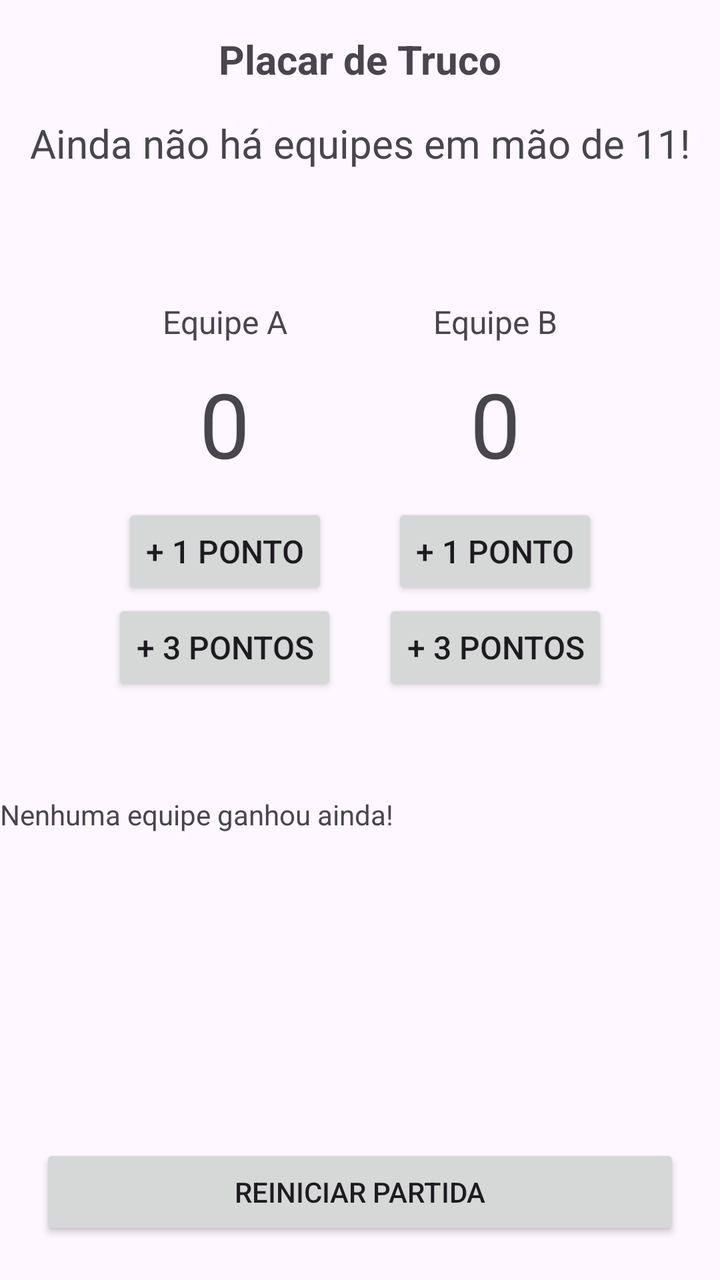
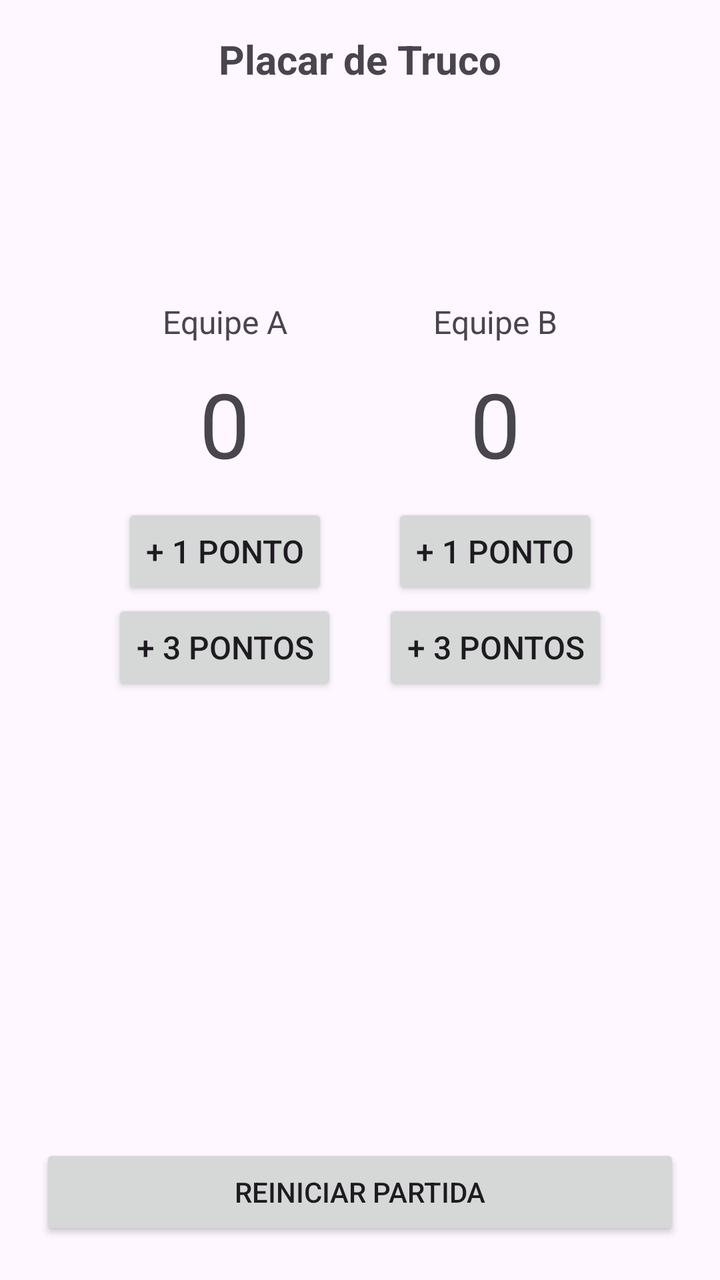

Compare the two renders of this Android layout. The source of the first and the diff that turns it into the second are given below.
<!-- AndroidManifest.xml: application theme Theme.TrucoScoreBoard -->
<!-- res/layout/activity_main.xml -->
<?xml version="1.0" encoding="utf-8"?>
<androidx.constraintlayout.widget.ConstraintLayout xmlns:android="http://schemas.android.com/apk/res/android"
    xmlns:app="http://schemas.android.com/apk/res-auto"
    xmlns:tools="http://schemas.android.com/tools"
    android:id="@+id/main"
    android:layout_width="match_parent"
    android:layout_height="match_parent"
    tools:context=".MainActivity">

    <TextView
        android:id="@+id/titlePage"
        android:layout_width="wrap_content"
        android:layout_height="wrap_content"
        android:text="Placar de Truco"
        android:textSize="20sp"
        android:textStyle="bold"
        app:layout_constraintTop_toTopOf="parent"
        app:layout_constraintStart_toStartOf="parent"
        app:layout_constraintEnd_toEndOf="parent"
        android:layout_marginTop="16dp"
        />

    <TextView
        android:id="@+id/toast11"
        android:layout_width="wrap_content"
        android:layout_height="wrap_content"
        android:text="Ainda não há equipes em mão de 11!"
        android:textSize="20sp"
        app:layout_constraintTop_toBottomOf="@id/titlePage"
        app:layout_constraintStart_toStartOf="parent"
        app:layout_constraintEnd_toEndOf="parent"
        android:padding="15sp"
        />

    <TextView
        android:id="@+id/labelNameA"
        android:layout_width="wrap_content"
        android:layout_height="wrap_content"
        android:text="Equipe A"
        android:textSize="16sp"
        app:layout_constraintStart_toStartOf="parent"
        app:layout_constraintTop_toBottomOf="@+id/toast11"
        app:layout_constraintEnd_toStartOf="@id/counterB"
        android:paddingTop="50sp"
        />

    <TextView
        android:id="@+id/labelNameB"
        android:layout_width="wrap_content"
        android:layout_height="wrap_content"
        android:text="Equipe B"
        android:textSize="16sp"
        app:layout_constraintEnd_toEndOf="parent"
        app:layout_constraintTop_toBottomOf="@+id/toast11"
        app:layout_constraintStart_toEndOf="@id/counterA"
        android:paddingTop="50sp"
        />

    <TextView
        android:id="@+id/counterA"
        android:layout_width="wrap_content"
        android:layout_height="wrap_content"
        android:text="0"
        android:textSize="45sp"
        app:layout_constraintStart_toStartOf="parent"
        app:layout_constraintTop_toBottomOf="@+id/labelNameA"
        app:layout_constraintEnd_toStartOf="@id/counterB"
        android:padding="10dp"
        />

    <TextView
        android:id="@+id/counterB"
        android:layout_width="wrap_content"
        android:layout_height="wrap_content"
        android:text="0"
        android:textSize="45sp"
        app:layout_constraintEnd_toEndOf="parent"
        app:layout_constraintTop_toBottomOf="@+id/labelNameB"
        app:layout_constraintStart_toEndOf="@id/counterA"
        android:padding="10dp"
        />


    <Button
        android:id="@+id/btnAddPointsA"
        android:layout_width="wrap_content"
        android:layout_height="wrap_content"
        android:text="+ 1 ponto"
        android:textSize="16sp"
        app:layout_constraintStart_toStartOf="parent"
        app:layout_constraintTop_toBottomOf="@+id/counterA"
        app:layout_constraintEnd_toStartOf="@id/counterB"
        />

    <Button
        android:id="@+id/btnAddPointsB"
        android:layout_width="wrap_content"
        android:layout_height="wrap_content"
        android:text="+ 1 ponto"
        android:textSize="16sp"
        app:layout_constraintEnd_toEndOf="parent"
        app:layout_constraintTop_toBottomOf="@+id/counterB"
        app:layout_constraintStart_toEndOf="@id/counterA"/>

    <Button
        android:id="@+id/btnAdd3PointsA"
        android:layout_width="wrap_content"
        android:layout_height="wrap_content"
        android:text="+ 3 pontos"
        android:textSize="16sp"
        app:layout_constraintStart_toStartOf="parent"
        app:layout_constraintTop_toBottomOf="@+id/btnAddPointsA"
        app:layout_constraintEnd_toStartOf="@id/counterB"
        />

    <Button
        android:id="@+id/btnAdd3PointsB"
        android:layout_width="wrap_content"
        android:layout_height="wrap_content"
        android:text="+ 3 pontos"
        android:textSize="16sp"
        app:layout_constraintEnd_toEndOf="parent"
        app:layout_constraintTop_toBottomOf="@+id/btnAddPointsB"
        app:layout_constraintStart_toEndOf="@id/counterA"/>

    <TextView
        android:id="@+id/winner"
        android:layout_width="match_parent"
        android:layout_height="wrap_content"
        android:text="Nenhuma equipe ganhou ainda!"
        app:layout_constraintEnd_toEndOf="parent"
        app:layout_constraintTop_toBottomOf="@+id/btnAdd3PointsA"
        app:layout_constraintStart_toStartOf="parent"
        android:paddingTop="50sp"
        android:textAlignment="center"
        />

    <Button
        android:id="@+id/btnReload"
        android:layout_width="match_parent"
        android:layout_height="wrap_content"
        android:text="Reiniciar Partida"
        app:layout_constraintEnd_toEndOf="parent"
        app:layout_constraintBottom_toBottomOf="parent"
        android:layout_margin="20sp"
        />


</androidx.constraintlayout.widget.ConstraintLayout>
<!-- resources referenced by this layout -->
<resources>
  <style name="Theme.TrucoScoreBoard" parent="Base.Theme.TrucoScoreBoard" />
  <style name="Base.Theme.TrucoScoreBoard" parent="Theme.Material3.DayNight.NoActionBar">
          
          
      </style>
</resources>

<!-- the commit's change to res/layout/activity_main.xml (unified diff, before → after) -->
@@ -24,7 +24,6 @@
         android:id="@+id/toast11"
         android:layout_width="wrap_content"
         android:layout_height="wrap_content"
-        android:text="Ainda não há equipes em mão de 11!"
         android:textSize="20sp"
         app:layout_constraintTop_toBottomOf="@id/titlePage"
         app:layout_constraintStart_toStartOf="parent"
@@ -127,7 +126,6 @@
         android:id="@+id/winner"
         android:layout_width="match_parent"
         android:layout_height="wrap_content"
-        android:text="Nenhuma equipe ganhou ainda!"
         app:layout_constraintEnd_toEndOf="parent"
         app:layout_constraintTop_toBottomOf="@+id/btnAdd3PointsA"
         app:layout_constraintStart_toStartOf="parent"
